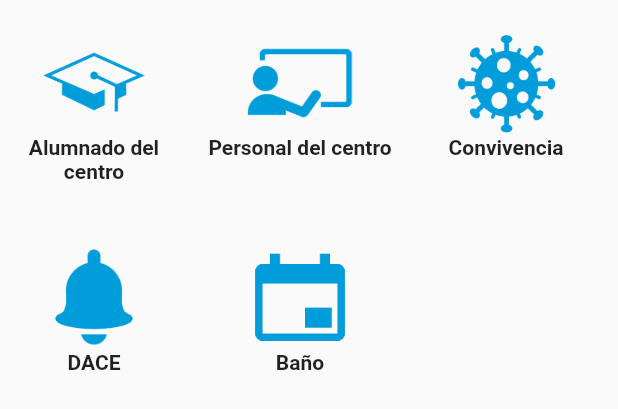
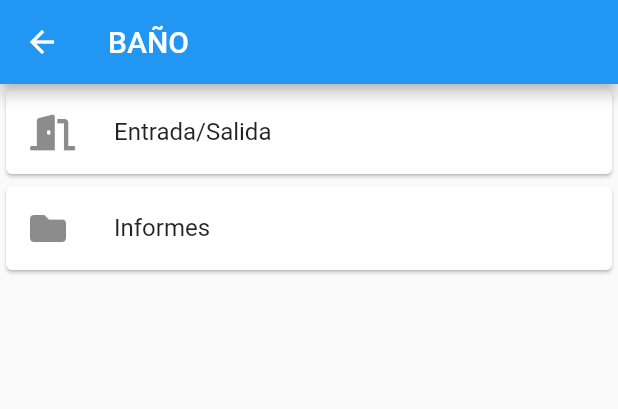
Before and after one commit to CHaupter/senecaFlutter, a Flutter app: the ItemTable widget shown alone on an empty page, opened directly, after a tap on "Baño", on a phone screen of 412 x 824 dp. Shown: the top 409 px of the screen. Run offline on Flutter 3.47's test engine with Material 2 defaults, Android fonts, the phone set to English and light mode, and no system bars; our stand-ins replace firebase_auth, firebase_core, font_awesome_flutter, google_sign_in, syncfusion_flutter_calendar; accounts and stored records are empty; network calls fail.

Commit message:
Añadida parte servicio

```diff
--- a/lib/main.dart
+++ b/lib/main.dart
@@ -96,6 +96,12 @@ class MyApp extends StatelessWidget {
             HorarioDetallesAlumnadoScreen(),
         "contacto_detalles_alumnado_screen": (BuildContext context) =>
             ContactoDetallesAlumnadoScreen(),
+        "servicio_screen": (BuildContext context) => ServicioScreen(),
+        "servicio_es_screen": (BuildContext context) => ServicioESScreen(),
+        "servicio_es_alumnos_screen": (BuildContext context) =>
+            ServicioESAlumnosScreen(),
+        "servicio_informes_screen": (BuildContext context) =>
+            ServicioInformesScreen(),
       },
     );
   }
--- a/lib/screens/screens.dart
+++ b/lib/screens/screens.dart
@@ -27,3 +27,10 @@ export 'package:seneca_aplicacion/screens/convivencia/mayores_screen.dart';
 
 //Archivos de DACE
 export 'package:seneca_aplicacion/screens/dace/dace_screen.dart';
+
+//Archivos de Baño
+
+export 'package:seneca_aplicacion/screens/servicio/servicio_es_alumnos_screen.dart';
+export 'package:seneca_aplicacion/screens/servicio/servicio_es_screen.dart';
+export 'package:seneca_aplicacion/screens/servicio/servicio_informes_screen.dart';
+export 'package:seneca_aplicacion/screens/servicio/servicio_screen.dart';
--- /dev/null
+++ b/lib/screens/servicio/servicio_screen.dart
@@ -0,0 +1,40 @@
+import 'package:flutter/material.dart';
+import 'package:font_awesome_flutter/font_awesome_flutter.dart';
+
+class ServicioScreen extends StatelessWidget {
+  const ServicioScreen({Key? key}) : super(key: key);
+
+  @override
+  Widget build(BuildContext context) {
+    return Scaffold(
+      appBar: AppBar(
+        title: Text("BAÑO"),
+      ),
+      body: Container(
+        child: ListView(
+          children: [
+            GestureDetector(
+              onTap: () => Navigator.pushNamed(context, "servicio_es_screen"),
+              child: Card(
+                child: ListTile(
+                  leading: FaIcon(FontAwesomeIcons.doorOpen),
+                  title: Text('Entrada/Salida'),
+                ),
+              ),
+            ),
+            GestureDetector(
+              onTap: () =>
+                  Navigator.pushNamed(context, "servicio_informes_screen"),
+              child: Card(
+                child: ListTile(
+                  leading: FaIcon(FontAwesomeIcons.solidFolder),
+                  title: Text('Informes'),
+                ),
+              ),
+            ),
+          ],
+        ),
+      ),
+    );
+  }
+}
--- a/lib/widgets/itemTable.dart
+++ b/lib/widgets/itemTable.dart
@@ -32,7 +32,7 @@ class ItemTable extends StatelessWidget {
               child: SingleCard(icon: "assets/campana.png", text: "DACE"),
             ),
             GestureDetector(
-              onTap: () {},
+              onTap: () => Navigator.pushNamed(context, "servicio_screen"),
               child: SingleCard(icon: "assets/calendario.png", text: "Baño"),
             ),
             Container()
--- a/pubspec.yaml
+++ b/pubspec.yaml
@@ -43,6 +43,9 @@ dependencies:
 
   #Swiper
   flutter_swiper: ^1.1.6
+
+  #Excel
+  syncfusion_flutter_xlsio: ^19.4.56-beta
 
   #Calendario
   syncfusion_flutter_calendar: ^19.4.56
```
Also changed, not shown: lib/screens/convivencia/expulsados_screen.dart (+13 -13 lines), lib/screens/servicio/servicio_es_alumnos_screen.dart (added, +79 -0 lines), lib/screens/servicio/servicio_es_screen.dart (added, +36 -0 lines), lib/screens/servicio/servicio_informes_screen.dart (added, +10 -0 lines), pubspec.lock.
